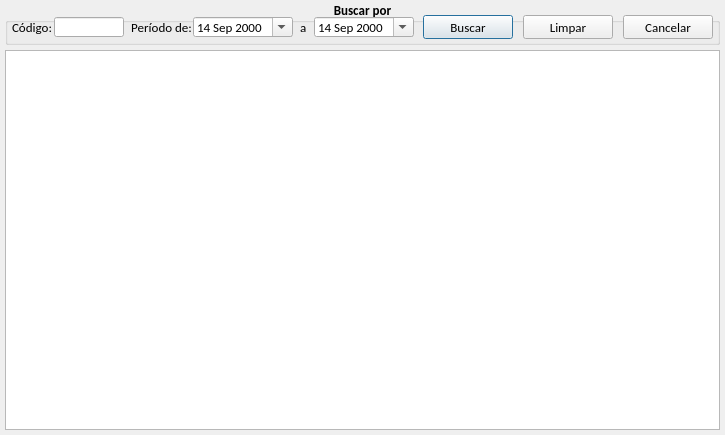
Old version of the form loja/tela_listar_despesas.ui in the repository jmessias1725/sexloja.
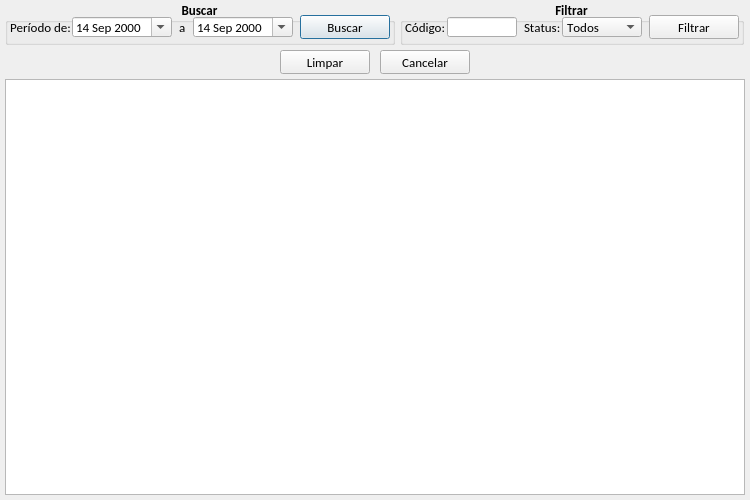
New version of the form. Icons and pictures are not drawn.

```diff
--- a/loja/tela_listar_despesas.ui
+++ b/loja/tela_listar_despesas.ui
@@ -6,8 +6,8 @@
    <rect>
     <x>0</x>
     <y>0</y>
-    <width>725</width>
-    <height>435</height>
+    <width>750</width>
+    <height>500</height>
    </rect>
   </property>
   <property name="windowTitle">
@@ -18,7 +18,7 @@
     <rect>
      <x>5</x>
      <y>0</y>
-     <width>715</width>
+     <width>390</width>
      <height>45</height>
     </rect>
    </property>
@@ -32,59 +32,15 @@
     </font>
    </property>
    <property name="title">
-    <string>Buscar por</string>
+    <string>Buscar</string>
    </property>
    <property name="alignment">
     <set>Qt::AlignCenter</set>
    </property>
-   <widget class="QLabel" name="lb_codigo">
-    <property name="geometry">
-     <rect>
-      <x>7</x>
-      <y>17</y>
-      <width>42</width>
-      <height>20</height>
-     </rect>
-    </property>
-    <property name="font">
-     <font>
-      <weight>50</weight>
-      <bold>false</bold>
-     </font>
-    </property>
-    <property name="text">
-     <string>Código:</string>
-    </property>
-   </widget>
-   <widget class="QLineEdit" name="le_codigo">
-    <property name="geometry">
-     <rect>
-      <x>49</x>
-      <y>17</y>
-      <width>70</width>
-      <height>20</height>
-     </rect>
-    </property>
-    <property name="font">
-     <font>
-      <weight>50</weight>
-      <bold>false</bold>
-     </font>
-    </property>
-    <property name="inputMask">
-     <string>000000000; </string>
-    </property>
-    <property name="text">
-     <string/>
-    </property>
-    <property name="cursorPosition">
-     <number>9</number>
-    </property>
-   </widget>
    <widget class="QLabel" name="lb_nome">
     <property name="geometry">
      <rect>
-      <x>126</x>
+      <x>5</x>
       <y>17</y>
       <width>62</width>
       <height>20</height>
@@ -106,7 +62,7 @@
    <widget class="QPushButton" name="btn_buscar">
     <property name="geometry">
      <rect>
-      <x>418</x>
+      <x>295</x>
       <y>15</y>
       <width>90</width>
       <height>24</height>
@@ -146,96 +102,10 @@
      </size>
     </property>
    </widget>
-   <widget class="QPushButton" name="btn_cancelar">
-    <property name="geometry">
-     <rect>
-      <x>618</x>
-      <y>15</y>
-      <width>90</width>
-      <height>24</height>
-     </rect>
-    </property>
-    <property name="minimumSize">
-     <size>
-      <width>0</width>
-      <height>24</height>
-     </size>
-    </property>
-    <property name="maximumSize">
-     <size>
-      <width>90</width>
-      <height>24</height>
-     </size>
-    </property>
-    <property name="font">
-     <font>
-      <family>Calibri</family>
-      <pointsize>10</pointsize>
-      <weight>50</weight>
-      <bold>false</bold>
-     </font>
-    </property>
-    <property name="text">
-     <string>Cancelar</string>
-    </property>
-    <property name="icon">
-     <iconset resource="imagens.qrc">
-      <normaloff>:/img/img/1345902747_button_cancel.png</normaloff>:/img/img/1345902747_button_cancel.png</iconset>
-    </property>
-    <property name="iconSize">
-     <size>
-      <width>18</width>
-      <height>18</height>
-     </size>
-    </property>
-   </widget>
-   <widget class="QPushButton" name="btn_limpar">
-    <property name="geometry">
-     <rect>
-      <x>518</x>
-      <y>15</y>
-      <width>90</width>
-      <height>24</height>
-     </rect>
-    </property>
-    <property name="minimumSize">
-     <size>
-      <width>0</width>
-      <height>24</height>
-     </size>
-    </property>
-    <property name="maximumSize">
-     <size>
-      <width>90</width>
-      <height>24</height>
-     </size>
-    </property>
-    <property name="font">
-     <font>
-      <family>Calibri</family>
-      <pointsize>10</pointsize>
-      <weight>50</weight>
-      <bold>false</bold>
-     </font>
-    </property>
-    <property name="text">
-     <string>Limpar</string>
-    </property>
-    <property name="icon">
-     <iconset resource="imagens.qrc">
-      <normaloff>:/img/img/limpar.png</normaloff>:/img/img/limpar.png</iconset>
-    </property>
-    <property name="iconSize">
-     <size>
-      <width>20</width>
-      <height>20</height>
-     </size>
-    </property>
-   </widget>
    <widget class="QDateEdit" name="data_inicial">
     <property name="geometry">
      <rect>
-      <x>188</x>
+      <x>67</x>
       <y>17</y>
       <width>100</width>
       <height>20</height>
@@ -295,7 +165,7 @@
    <widget class="QLabel" name="lb_a">
     <property name="geometry">
      <rect>
-      <x>295</x>
+      <x>174</x>
       <y>17</y>
       <width>7</width>
       <height>20</height>
@@ -317,7 +187,7 @@
    <widget class="QDateEdit" name="data_final">
     <property name="geometry">
      <rect>
-      <x>309</x>
+      <x>188</x>
       <y>17</y>
       <width>100</width>
       <height>20</height>
@@ -379,9 +249,9 @@
    <property name="geometry">
     <rect>
      <x>5</x>
-     <y>50</y>
-     <width>715</width>
-     <height>380</height>
+     <y>79</y>
+     <width>740</width>
+     <height>416</height>
     </rect>
    </property>
    <property name="font">
@@ -421,6 +291,259 @@
     <number>20</number>
    </attribute>
   </widget>
+  <widget class="QGroupBox" name="gb_filtrar">
+   <property name="geometry">
+    <rect>
+     <x>400</x>
+     <y>0</y>
+     <width>344</width>
+     <height>45</height>
+    </rect>
+   </property>
+   <property name="font">
+    <font>
+     <family>Calibri</family>
+     <pointsize>10</pointsize>
+     <weight>75</weight>
+     <bold>true</bold>
+     <kerning>false</kerning>
+    </font>
+   </property>
+   <property name="title">
+    <string>Filtrar</string>
+   </property>
+   <property name="alignment">
+    <set>Qt::AlignCenter</set>
+   </property>
+   <widget class="QPushButton" name="btn_filtrar">
+    <property name="geometry">
+     <rect>
+      <x>249</x>
+      <y>15</y>
+      <width>90</width>
+      <height>24</height>
+     </rect>
+    </property>
+    <property name="minimumSize">
+     <size>
+      <width>0</width>
+      <height>24</height>
+     </size>
+    </property>
+    <property name="maximumSize">
+     <size>
+      <width>90</width>
+      <height>24</height>
+     </size>
+    </property>
+    <property name="font">
+     <font>
+      <family>Calibri</family>
+      <pointsize>10</pointsize>
+      <weight>50</weight>
+      <bold>false</bold>
+     </font>
+    </property>
+    <property name="text">
+     <string>Filtrar</string>
+    </property>
+    <property name="icon">
+     <iconset resource="imagens.qrc">
+      <normaloff>:/img/img/filtrar.png</normaloff>:/img/img/filtrar.png</iconset>
+    </property>
+    <property name="iconSize">
+     <size>
+      <width>20</width>
+      <height>20</height>
+     </size>
+    </property>
+   </widget>
+   <widget class="QLabel" name="lb_codigo">
+    <property name="geometry">
+     <rect>
+      <x>5</x>
+      <y>17</y>
+      <width>42</width>
+      <height>20</height>
+     </rect>
+    </property>
+    <property name="font">
+     <font>
+      <weight>50</weight>
+      <bold>false</bold>
+     </font>
+    </property>
+    <property name="text">
+     <string>Código:</string>
+    </property>
+   </widget>
+   <widget class="QLineEdit" name="le_codigo">
+    <property name="geometry">
+     <rect>
+      <x>47</x>
+      <y>17</y>
+      <width>70</width>
+      <height>20</height>
+     </rect>
+    </property>
+    <property name="font">
+     <font>
+      <weight>50</weight>
+      <bold>false</bold>
+     </font>
+    </property>
+    <property name="inputMask">
+     <string>000000000; </string>
+    </property>
+    <property name="text">
+     <string/>
+    </property>
+    <property name="cursorPosition">
+     <number>9</number>
+    </property>
+   </widget>
+   <widget class="QLabel" name="lb_status">
+    <property name="geometry">
+     <rect>
+      <x>124</x>
+      <y>17</y>
+      <width>38</width>
+      <height>20</height>
+     </rect>
+    </property>
+    <property name="font">
+     <font>
+      <weight>50</weight>
+      <bold>false</bold>
+     </font>
+    </property>
+    <property name="text">
+     <string>Status:</string>
+    </property>
+   </widget>
+   <widget class="QComboBox" name="cb_status">
+    <property name="geometry">
+     <rect>
+      <x>162</x>
+      <y>17</y>
+      <width>80</width>
+      <height>20</height>
+     </rect>
+    </property>
+    <property name="font">
+     <font>
+      <weight>50</weight>
+      <bold>false</bold>
+     </font>
+    </property>
+    <item>
+     <property name="text">
+      <string>Todos</string>
+     </property>
+    </item>
+    <item>
+     <property name="text">
+      <string>Aberta</string>
+     </property>
+    </item>
+    <item>
+     <property name="text">
+      <string>Atrasada</string>
+     </property>
+    </item>
+    <item>
+     <property name="text">
+      <string>Fechada</string>
+     </property>
+    </item>
+   </widget>
+  </widget>
+  <widget class="QPushButton" name="btn_cancelar">
+   <property name="geometry">
+    <rect>
+     <x>380</x>
+     <y>50</y>
+     <width>90</width>
+     <height>24</height>
+    </rect>
+   </property>
+   <property name="minimumSize">
+    <size>
+     <width>0</width>
+     <height>24</height>
+    </size>
+   </property>
+   <property name="maximumSize">
+    <size>
+     <width>90</width>
+     <height>24</height>
+    </size>
+   </property>
+   <property name="font">
+    <font>
+     <family>Calibri</family>
+     <pointsize>10</pointsize>
+     <weight>50</weight>
+     <bold>false</bold>
+    </font>
+   </property>
+   <property name="text">
+    <string>Cancelar</string>
+   </property>
+   <property name="icon">
+    <iconset resource="imagens.qrc">
+     <normaloff>:/img/img/1345902747_button_cancel.png</normaloff>:/img/img/1345902747_button_cancel.png</iconset>
+   </property>
+   <property name="iconSize">
+    <size>
+     <width>18</width>
+     <height>18</height>
+    </size>
+   </property>
+  </widget>
+  <widget class="QPushButton" name="btn_limpar">
+   <property name="geometry">
+    <rect>
+     <x>280</x>
+     <y>50</y>
+     <width>90</width>
+     <height>24</height>
+    </rect>
+   </property>
+   <property name="minimumSize">
+    <size>
+     <width>0</width>
+     <height>24</height>
+    </size>
+   </property>
+   <property name="maximumSize">
+    <size>
+     <width>90</width>
+     <height>24</height>
+    </size>
+   </property>
+   <property name="font">
+    <font>
+     <family>Calibri</family>
+     <pointsize>10</pointsize>
+     <weight>50</weight>
+     <bold>false</bold>
+    </font>
+   </property>
+   <property name="text">
+    <string>Limpar</string>
+   </property>
+   <property name="icon">
+    <iconset resource="imagens.qrc">
+     <normaloff>:/img/img/limpar.png</normaloff>:/img/img/limpar.png</iconset>
+   </property>
+   <property name="iconSize">
+    <size>
+     <width>20</width>
+     <height>20</height>
+    </size>
+   </property>
+  </widget>
  </widget>
  <tabstops>
   <tabstop>le_codigo</tabstop>
```
Left out of the diff: 2 changed lines with no effect on the pictures.
